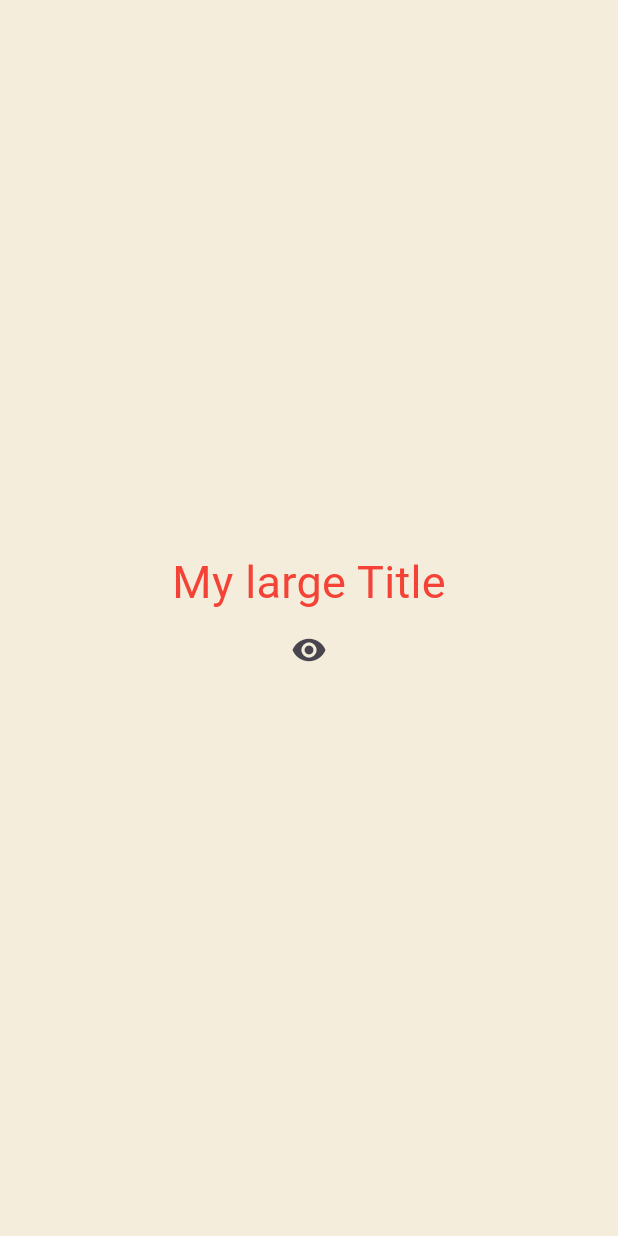
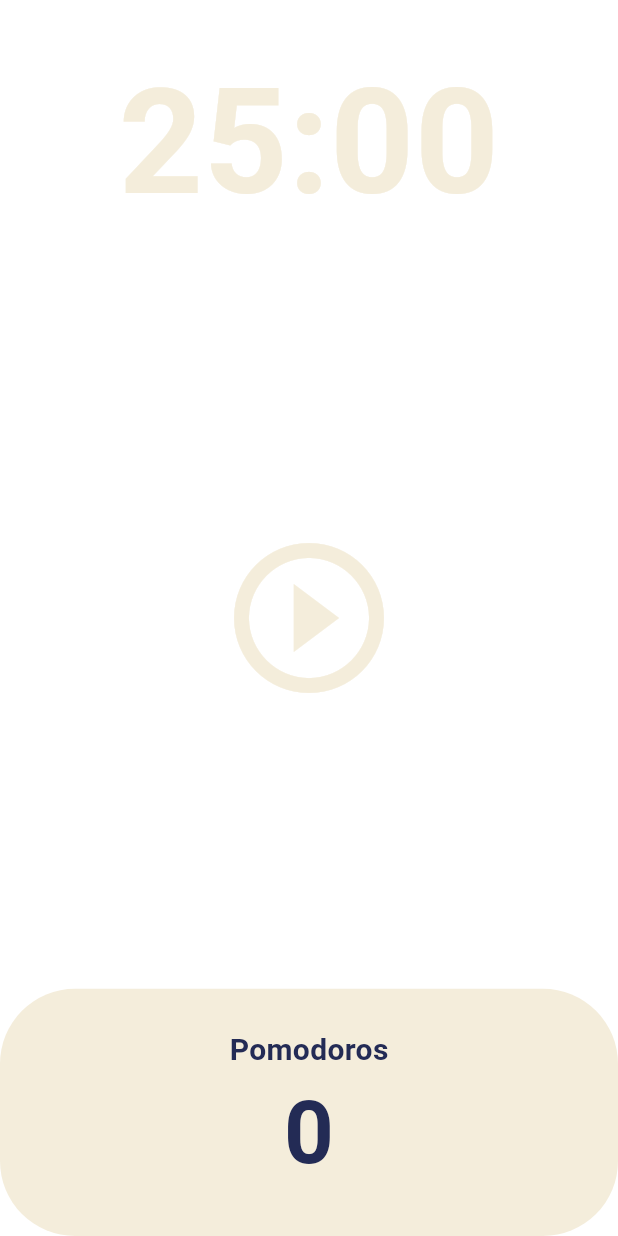
Before and after one commit to Eunhui/nomadcoders_flutter_webtoon, a Flutter app: the screen it shows after launch, on a phone screen of 412 x 824 dp. Run offline on Flutter 3.47's test engine with Material 3 defaults, Android fonts, the phone set to English and light mode, and no system bars.

Commit message:
pomodoro

```diff
--- a/lib/main.dart
+++ b/lib/main.dart
@@ -1,93 +1,29 @@
 import 'package:flutter/material.dart';
-import 'package:toonflix/widgets/button.dart';
-import 'package:toonflix/widgets/currency_card.dart';
+import 'package:toonflix/screens/home_screen.dart';
 
 void main() {
   runApp(const App());
 }
 
-class App extends StatefulWidget {
+class App extends StatelessWidget {
   const App({super.key});
-
-  @override
-  State<App> createState() => _AppState();
-}
-
-class _AppState extends State<App> {
-  List<int> numbers = [];
-  int counter = 0;
-  bool showtitle = true;
-
-  void onClicked() {
-    setState(() {
-      numbers.add(numbers.length);
-    });
-  }
-
-  void toggleTitle() {
-    setState(() {
-      showtitle = !showtitle;
-    });
-  }
 
   @override
   Widget build(BuildContext context) {
     // TODO: implement build
     return MaterialApp(
       theme: ThemeData(
-          textTheme: const TextTheme(
-        titleLarge: TextStyle(color: Colors.red),
-      )),
-      home: Scaffold(
-        backgroundColor: const Color(0xFFF4EDDB),
-        body: Center(
-          child: Column(
-            mainAxisAlignment: MainAxisAlignment.center,
-            children: [
-              showtitle ? const MyLargeTitle() : const Text('Nothing to see'),
-              IconButton(
-                onPressed: toggleTitle,
-                icon: const Icon(Icons.remove_red_eye),
-              )
-            ],
+        colorScheme: ColorScheme.fromSwatch(
+          backgroundColor: const Color(0xFFE7626C),
+        ),
+        textTheme: const TextTheme(
+          displayLarge: TextStyle(
+            color: Color(0xFF232B55),
           ),
         ),
+        cardColor: const Color(0xFFF4EDDB),
       ),
+      home: const HomeScreen(),
     );
   }
 }
-
-class MyLargeTitle extends StatefulWidget {
-  const MyLargeTitle({
-    super.key,
-  });
-
-  @override
-  State<MyLargeTitle> createState() => _MyLargeTitleState();
-}
-
-class _MyLargeTitleState extends State<MyLargeTitle> {
-  @override
-  void initState() {
-    // TODO: implement initState
-    super.initState();
-    print('init status');
-  }
-
-  @override
-  void dispose() {
-    // TODO: implement dispose
-    super.dispose();
-    print('dispose');
-  }
-
-  @override
-  Widget build(BuildContext context) {
-    print('build');
-    return Text(
-      'My large Title',
-      style: TextStyle(
-          fontSize: 30, color: Theme.of(context).textTheme.titleLarge!.color),
-    );
-  }
-}
--- /dev/null
+++ b/lib/screens/home_screen.dart
@@ -0,0 +1,132 @@
+import 'dart:async';
+
+import 'package:flutter/material.dart';
+
+class HomeScreen extends StatefulWidget {
+  const HomeScreen({super.key});
+
+  @override
+  State<HomeScreen> createState() => _HomeScreenState();
+}
+
+class _HomeScreenState extends State<HomeScreen> {
+  static const TwentyFiveMinutes = 1500;
+  bool isrunning = false;
+  int totalSeconds = TwentyFiveMinutes;
+  late Timer timer;
+  int totalPomodoros = 0;
+
+  void onTick(Timer timer) {
+    if (totalSeconds == 0) {
+      setState(() {
+        totalPomodoros = totalPomodoros + 1;
+        isrunning = false;
+        totalSeconds = TwentyFiveMinutes;
+      });
+      timer.cancel();
+    } else {
+      setState(() {
+        totalSeconds = totalSeconds - 1;
+      });
+    }
+  }
+
+  void onStartPressed() {
+    //timer
+    timer = Timer.periodic(
+      const Duration(seconds: 1),
+      onTick,
+    );
+    setState(() {
+      isrunning = true;
+    });
+  }
+
+  void onPausePressed() {
+    timer.cancel();
+    setState(() {
+      isrunning = false;
+    });
+  }
+
+  String format(int seconds) {
+    var duration = Duration(seconds: seconds);
+    print(duration);
+    return duration.toString().split(".").first.substring(2, 7);
+  }
+
+  @override
+  Widget build(BuildContext context) {
+    return Scaffold(
+      backgroundColor: Theme.of(context).scaffoldBackgroundColor,
+      body: Column(
+        children: [
+          Flexible(
+            flex: 1,
+            child: Container(
+                alignment: Alignment.bottomCenter,
+                child: Text(
+                  format(totalSeconds),
+                  style: TextStyle(
+                      color: Theme.of(context).cardColor,
+                      fontSize: 98,
+                      fontWeight: FontWeight.w600),
+                )),
+          ),
+          Flexible(
+            flex: 3,
+            child: Center(
+                child: IconButton(
+              iconSize: 120,
+              color: Theme.of(context).cardColor,
+              icon: Icon(isrunning
+                  ? Icons.pause_circle_outline
+                  : Icons.play_circle_outline),
+              onPressed: isrunning ? onPausePressed : onStartPressed,
+            )),
+          ),
+          Flexible(
+            flex: 1,
+            child: Row(
+              children: [
+                Expanded(
+                  child: Container(
+                    decoration: BoxDecoration(
+                      color: Theme.of(context).cardColor,
+                      borderRadius: BorderRadius.circular(50),
+                    ),
+                    child: Column(
+                      mainAxisAlignment: MainAxisAlignment.center,
+                      children: [
+                        Text(
+                          'Pomodoros',
+                          style: TextStyle(
+                              fontSize: 20,
+                              fontWeight: FontWeight.w600,
+                              color: Theme.of(context)
+                                  .textTheme
+                                  .displayLarge!
+                                  .color),
+                        ),
+                        Text(
+                          '$totalPomodoros',
+                          style: TextStyle(
+                              fontSize: 58,
+                              fontWeight: FontWeight.w600,
+                              color: Theme.of(context)
+                                  .textTheme
+                                  .displayLarge!
+                                  .color),
+                        ),
+                      ],
+                    ),
+                  ),
+                ),
+              ],
+            ),
+          ),
+        ],
+      ),
+    );
+  }
+}
```
